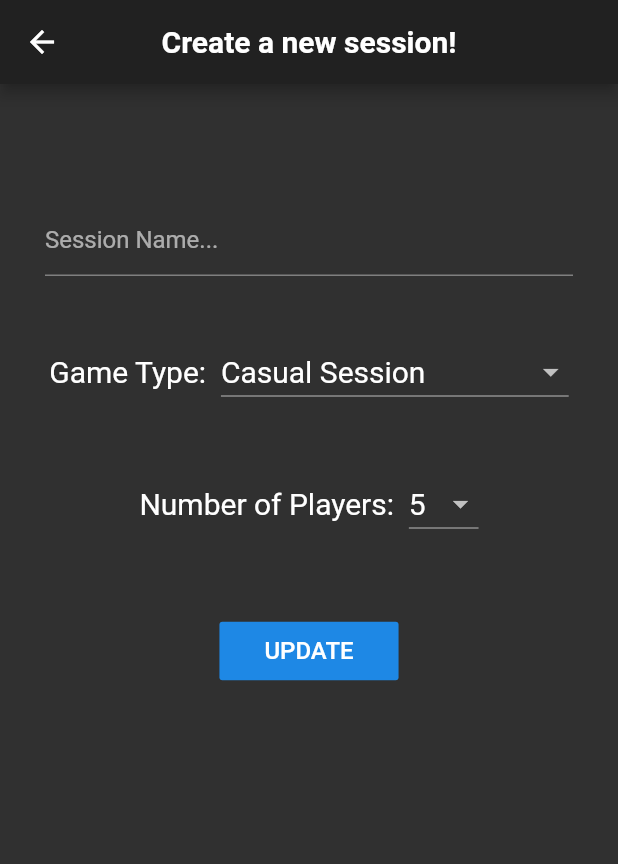
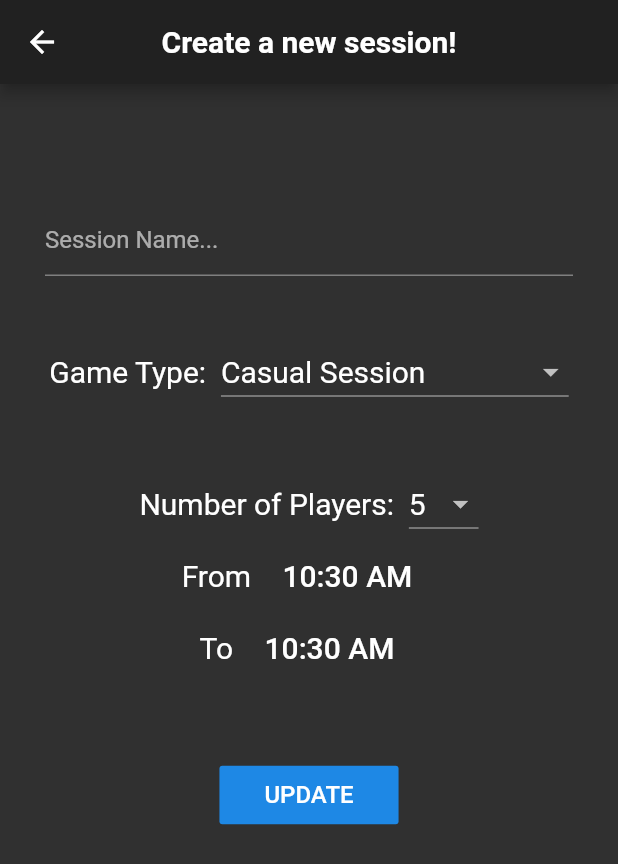
Before and after one commit to Swjzhao/QueueUp_Mobile, a Flutter app: the CreateSession screen opened directly with empty values, after a tap on "UPDATE", on a phone screen of 412 x 824 dp. Shown: the top 864 px of the screen. Run offline on Flutter 3.47's test engine with Material 2 defaults, Android fonts, the phone set to English and light mode, and no system bars; our stand-ins replace cached_network_image, cloud_firestore, firebase_auth, firebase_messaging, firebase_storage, flutter_local_notifications and 5 more; missing offline and left inert: day_selector; accounts and stored records are empty.

Commit message:
Fixed Data Time format !

```diff
--- a/lib/game_session_files/createSession.dart
+++ b/lib/game_session_files/createSession.dart
@@ -45,6 +45,10 @@ class CreateSessionState extends State<CreateSession> {
   SharedPreferences prefs;
   final Firestore _firestore = Firestore.instance;
 
+  TimeOfDay _time = new TimeOfDay.now();
+  TimeOfDay _time2 = new TimeOfDay.now();
+
+
 
   @override
   void initState() {
@@ -57,6 +61,27 @@ class CreateSessionState extends State<CreateSession> {
     username = prefs.getString('username') ?? '';
   }
 
+
+  Future<Null> _selectTime(BuildContext context) async {
+    final TimeOfDay picked =
+    await showTimePicker(context: context, initialTime: _time);
+    if (picked != null) {
+      setState(() {
+        _time = picked;
+      });
+    }
+  }
+
+  Future<Null> _selectTime2(BuildContext context) async {
+    final TimeOfDay picked =
+    await showTimePicker(context: context, initialTime: _time2);
+    if (picked != null) {
+      setState(() {
+        _time2 = picked;
+      });
+    }
+  }
+
   void handleCreateSession() {
     focusNodeName.unfocus();
     if(sessionName.isEmpty){
@@ -67,6 +92,17 @@ class CreateSessionState extends State<CreateSession> {
       isLoading = true;
     });
 
+    String timeStart = _time.hour.toString() +
+        ":" +
+        _time.minute.toString() +
+        ":" +
+        _time.hourOfPeriod.toString();
+    String timeEnd = _time2.hour.toString() +
+        ":" +
+        _time2.minute.toString() +
+        ":" +
+        _time2.hourOfPeriod.toString();
+
     Firestore.instance.collection('gameSessions').document(gameId).collection('sessions').document(currentUserId).setData({
       'currentCapacity': 1,
       'hostID': currentUserId,
@@ -74,7 +110,9 @@ class CreateSessionState extends State<CreateSession> {
       'sessionName': sessionName,
       'gameType':casual,
       'hostName': username,
-
+      'timeStart': timeStart,
+      'timeEnd': timeEnd,
+      'timeZone': DateTime.now().timeZoneName
     }).then((data) async {
 
       setState(() {
@@ -187,6 +225,30 @@ class CreateSessionState extends State<CreateSession> {
                     ),
                   ],
                 ),
+                Row(mainAxisAlignment: MainAxisAlignment.center, children: <Widget>[
+                  Text(
+                    "From ",
+                    style: TextStyle(fontSize: 20.0),
+                  ),
+                  FlatButton(
+                      child: Text(_time.format(context),
+                          style: TextStyle(fontSize: 20.0)),
+                      onPressed: () {
+                        _selectTime(context);
+                      }),
+                ]),
+                Row(mainAxisAlignment: MainAxisAlignment.center, children: <Widget>[
+                  Text(
+                    "To ",
+                    style: TextStyle(fontSize: 20.0),
+                  ),
+                  FlatButton(
+                      child: Text(_time2.format(context),
+                          style: TextStyle(fontSize: 20.0)),
+                      onPressed: () {
+                        _selectTime2(context);
+                      }),
+                ]),
                 Container(
                   child: FlatButton(
                     onPressed: handleCreateSession,
```
Also changed, not shown: lib/game_session_files/gameSession.dart (+73 -7 lines), lib/game_session_files/gameSessionsView.dart (+8 -5 lines).
